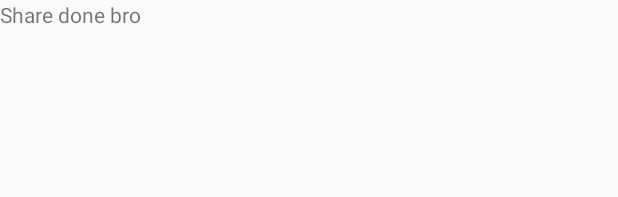
After one commit to daergoth/dankbank, an Android app: the layout share_layout.xml on its own in the app's theme, with its tools: preview values and no code run, on a phone screen of 412 x 824 dp. The commit adds this screen. Shown: the top 197 px of the screen. Run offline under Robolectric (Android 15) with nearby library versions, the phone set to English and light mode, and no system bars.

Commit message:
Share hook established

```diff
--- a/app/src/main/res/layout/content_main.xml
+++ b/app/src/main/res/layout/content_main.xml
@@ -11,7 +11,7 @@
     <TextView
         android:layout_width="wrap_content"
         android:layout_height="wrap_content"
-        android:text="Hello World!"
+        android:text="asd"
         app:layout_constraintBottom_toBottomOf="parent"
         app:layout_constraintLeft_toLeftOf="parent"
         app:layout_constraintRight_toRightOf="parent"
--- /dev/null
+++ b/app/src/main/res/layout/share_layout.xml
@@ -0,0 +1,16 @@
+<?xml version="1.0" encoding="utf-8"?>
+<LinearLayout xmlns:android="http://schemas.android.com/apk/res/android"
+    android:orientation="vertical" android:layout_width="match_parent"
+    android:layout_height="match_parent">
+
+    <TextView
+        android:id="@+id/textView2"
+        android:layout_width="match_parent"
+        android:layout_height="wrap_content"
+        android:text="Share done bro" />
+
+    <ImageView
+        android:id="@+id/imageShow"
+        android:layout_width="match_parent"
+        android:layout_height="match_parent" />
+</LinearLayout>
```
Also changed, not shown: app/src/main/AndroidManifest.xml (+8 -0 lines), app/src/main/java/net/daergoth/dankbank/ShareActivity.java (added, +52 -0 lines).
